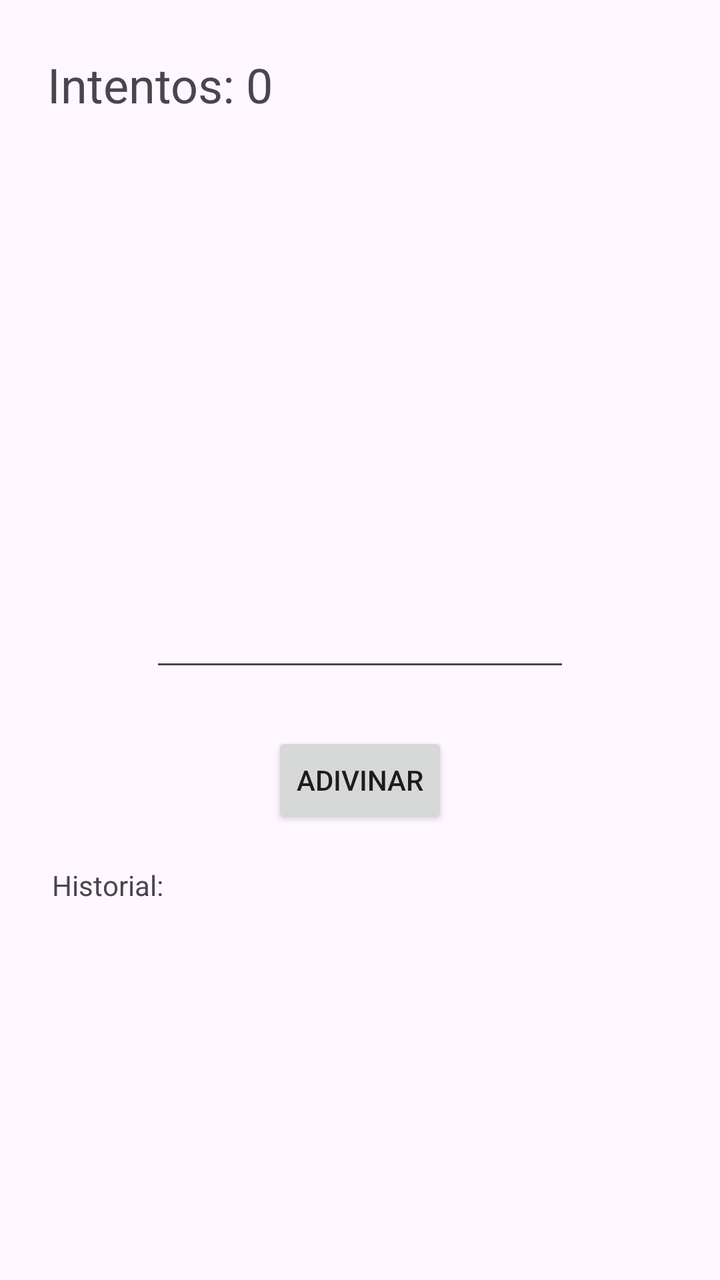
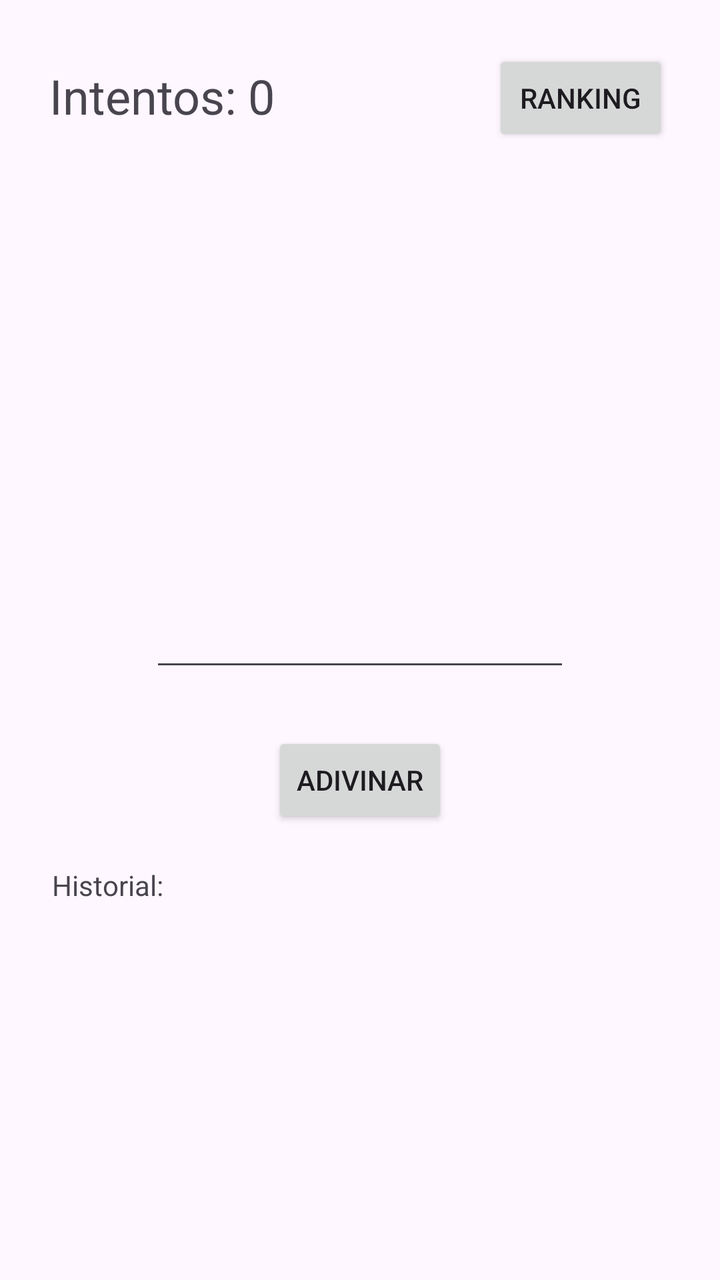

Screens rendered from an Android XML layout before and after an edit, with the pre-edit source and the edit as a unified diff.
<!-- AndroidManifest.xml: application theme Theme.AdivinaElNumero -->
<!-- res/layout/activity_main.xml -->
<?xml version="1.0" encoding="utf-8"?>
<androidx.constraintlayout.widget.ConstraintLayout xmlns:android="http://schemas.android.com/apk/res/android"
    xmlns:app="http://schemas.android.com/apk/res-auto"
    xmlns:tools="http://schemas.android.com/tools"
    android:id="@+id/main"
    android:layout_width="match_parent"
    android:layout_height="match_parent"
    tools:context=".MainActivity">

    <EditText
        android:id="@+id/editTextNumber"
        android:layout_width="wrap_content"
        android:layout_height="wrap_content"
        android:ems="10"
        android:inputType="number"
        app:layout_constraintBottom_toBottomOf="parent"
        app:layout_constraintEnd_toEndOf="parent"
        app:layout_constraintStart_toStartOf="parent"
        app:layout_constraintTop_toTopOf="parent" />

    <Button
        android:id="@+id/button"
        android:layout_width="wrap_content"
        android:layout_height="wrap_content"
        android:text="Adivinar"
        app:layout_constraintBottom_toBottomOf="parent"
        app:layout_constraintEnd_toEndOf="parent"
        app:layout_constraintStart_toStartOf="parent"
        app:layout_constraintTop_toBottomOf="@+id/editTextNumber"
        app:layout_constraintVertical_bias="0.101" />

    <ScrollView
        android:id="@+id/scrollView"
        android:layout_width="308dp"
        android:layout_height="188dp"
        app:layout_constraintBottom_toBottomOf="parent"
        app:layout_constraintEnd_toEndOf="parent"
        app:layout_constraintStart_toStartOf="parent"
        app:layout_constraintTop_toBottomOf="@+id/button">

        <TextView
            android:id="@+id/historial"
            android:layout_width="match_parent"
            android:layout_height="wrap_content"
            android:text="Historial:" />

    </ScrollView>

    <TextView
        android:id="@+id/attemptCounter"
        android:layout_width="wrap_content"
        android:layout_height="wrap_content"
        android:text="Intentos: 0"
        android:textSize="24sp"
        app:layout_constraintBottom_toBottomOf="parent"
        app:layout_constraintEnd_toEndOf="parent"
        app:layout_constraintHorizontal_bias="0.096"
        app:layout_constraintStart_toStartOf="parent"
        app:layout_constraintTop_toTopOf="parent"
        app:layout_constraintVertical_bias="0.043" />

</androidx.constraintlayout.widget.ConstraintLayout>
<!-- resources referenced by this layout -->
<resources>
  <style name="Theme.AdivinaElNumero" parent="Base.Theme.AdivinaElNumero" />
  <style name="Base.Theme.AdivinaElNumero" parent="Theme.Material3.DayNight.NoActionBar">
          
          
      </style>
</resources>

<!-- the commit's change to res/layout/activity_main.xml (unified diff, before → after) -->
@@ -54,9 +54,21 @@
         android:textSize="24sp"
         app:layout_constraintBottom_toBottomOf="parent"
         app:layout_constraintEnd_toEndOf="parent"
-        app:layout_constraintHorizontal_bias="0.096"
+        app:layout_constraintHorizontal_bias="0.1"
         app:layout_constraintStart_toStartOf="parent"
         app:layout_constraintTop_toTopOf="parent"
-        app:layout_constraintVertical_bias="0.043" />
+        app:layout_constraintVertical_bias="0.052" />
+
+    <Button
+        android:id="@+id/rankingButton"
+        android:layout_width="wrap_content"
+        android:layout_height="wrap_content"
+        android:text="Ranking"
+        app:layout_constraintBottom_toBottomOf="parent"
+        app:layout_constraintEnd_toEndOf="parent"
+        app:layout_constraintHorizontal_bias="0.906"
+        app:layout_constraintStart_toStartOf="parent"
+        app:layout_constraintTop_toTopOf="parent"
+        app:layout_constraintVertical_bias="0.042" />
 
 </androidx.constraintlayout.widget.ConstraintLayout>
